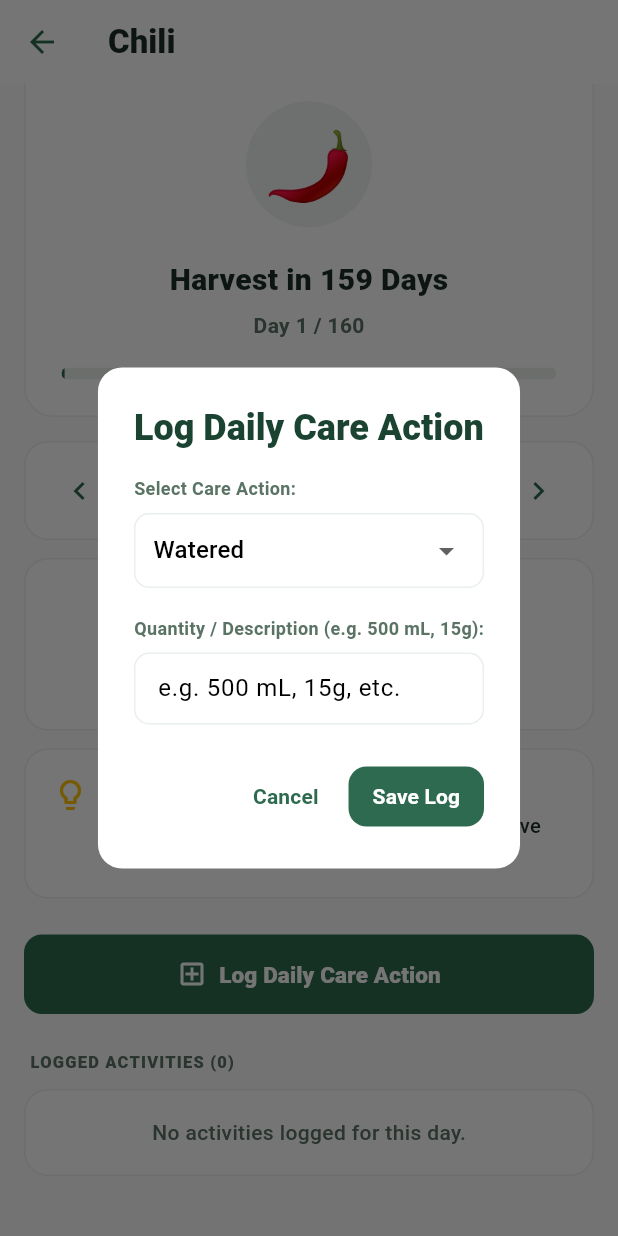
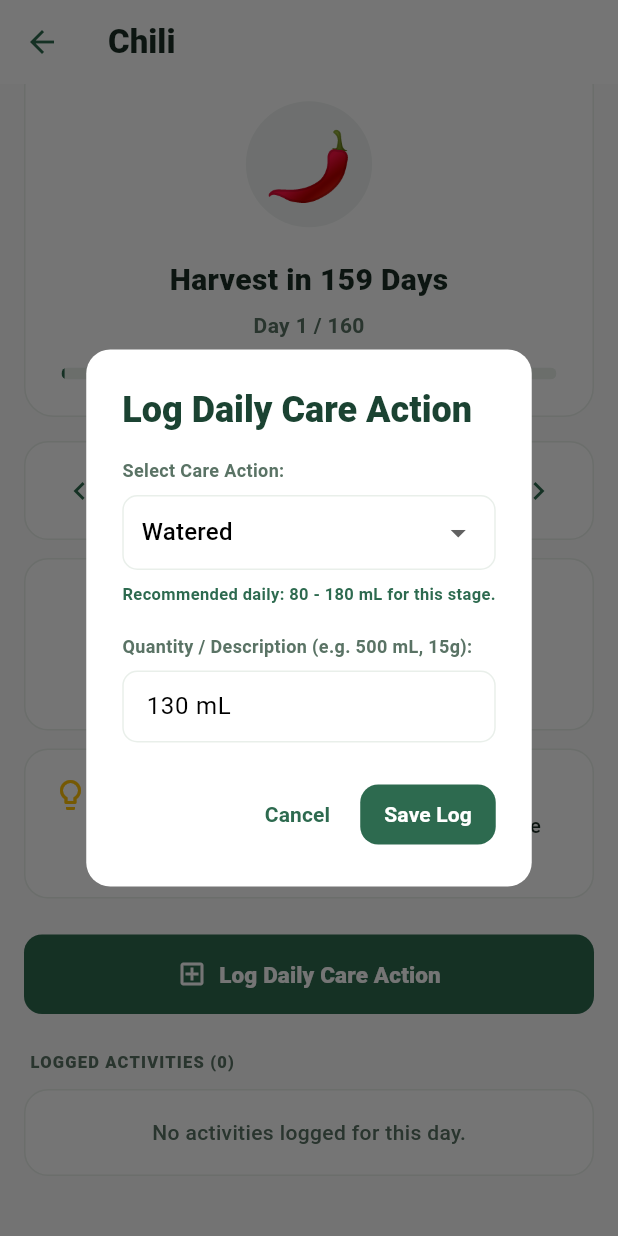
Before and after one commit to Johnl07/digital-gardening-assistant, a Flutter app: the PlantDetailScreen screen opened directly with empty values, scrolled down 104 dp, after a tap on the "chevron right" icon, after a tap on "Log Daily Care Action", on a phone screen of 412 x 824 dp. Run offline on Flutter 3.47's test engine with Material 3 defaults, Android fonts, the phone set to English and light mode, and no system bars; our stand-ins replace shared_preferences; accounts and stored records are empty.

Commit message:
suggest recommended watering amount in log dialog

```diff
--- a/lib/screens/home_screen.dart
+++ b/lib/screens/home_screen.dart
@@ -967,8 +967,11 @@ class _PlantDetailScreenState extends State<PlantDetailScreen> {
   // Modern action dialog allowing quantity inputs
   Future<void> _showAddActionDialog() async {
     String selectedAction = _actions[0];
-    final quantityController = TextEditingController();
     final dayPred = _prediction.timeline[_currentDay];
+    final (minRec, maxRec) = RecommendationEngine.getWateringRange(_plant.input.vegetableType, dayPred.stage);
+    final averageWater = (minRec + maxRec) ~/ 2;
+
+    final quantityController = TextEditingController(text: '${averageWater} mL');
 
     final confirm = await showDialog<bool>(
       context: context,
@@ -995,12 +998,26 @@ class _PlantDetailScreenState extends State<PlantDetailScreen> {
                     items: _actions.map((act) => DropdownMenuItem(value: act, child: Text(act))).toList(),
                     onChanged: (val) {
                       if (val != null) {
-                        setDialogState(() => selectedAction = val);
+                        setDialogState(() {
+                          selectedAction = val;
+                          if (selectedAction == 'Watered') {
+                            quantityController.text = '${averageWater} mL';
+                          } else {
+                            quantityController.text = '';
+                          }
+                        });
                       }
                     },
                   ),
                 ),
               ),
+              if (selectedAction == 'Watered') ...[
+                const SizedBox(height: 8),
+                Text(
+                  'Recommended daily: $minRec - $maxRec mL for this stage.',
+                  style: const TextStyle(fontSize: 11, fontWeight: FontWeight.w600, color: _Theme.primary),
+                ),
+              ],
               const SizedBox(height: 18),
               const Text('Quantity / Description (e.g. 500 mL, 15g):', style: TextStyle(fontSize: 12, fontWeight: FontWeight.w700, color: _Theme.textSecondary)),
               const SizedBox(height: 8),
@@ -1022,7 +1039,6 @@ class _PlantDetailScreenState extends State<PlantDetailScreen> {
                   if (selectedAction == 'Watered' && text.isNotEmpty) {
                     final ml = RecommendationEngine.parseWaterQuantity(text);
                     if (ml != null) {
-                      final (minRec, maxRec) = RecommendationEngine.getWateringRange(_plant.input.vegetableType, dayPred.stage);
                       if (ml > maxRec * 3) {
                         return const Padding(
                           padding: EdgeInsets.only(top: 8),
```
